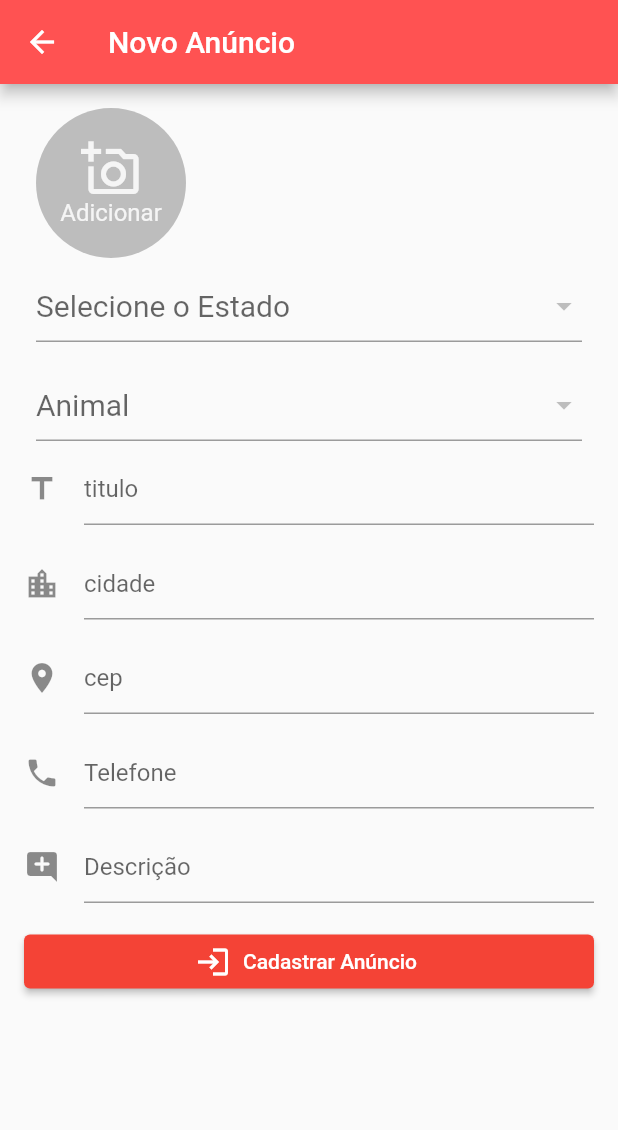
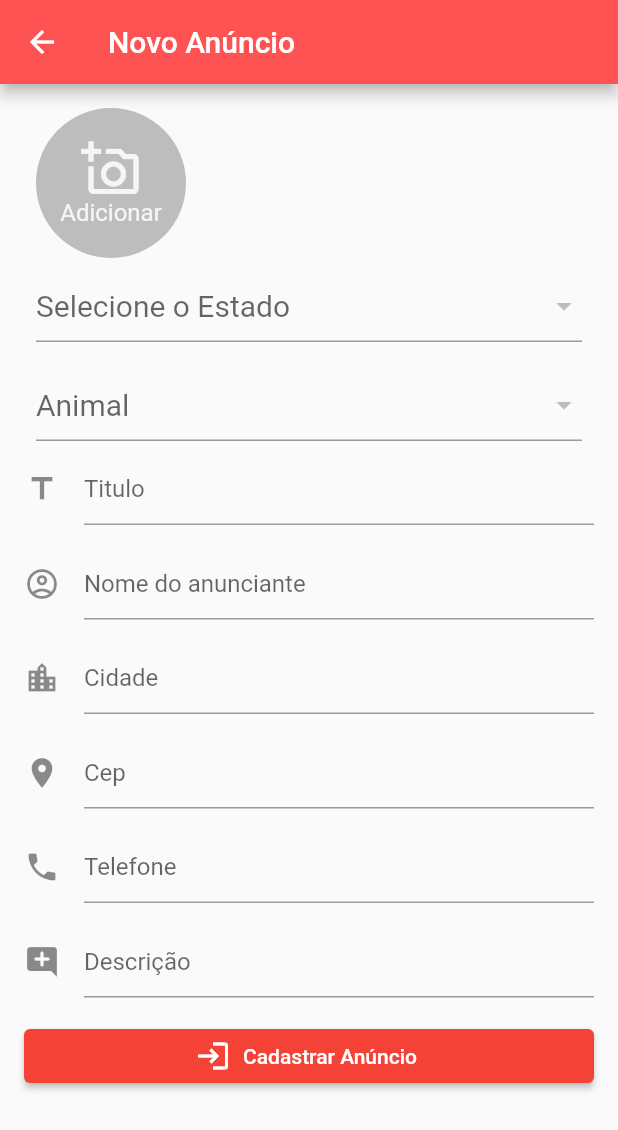
Before and after one commit to Acadi123/pet, a Flutter app: the NovoAnuncio screen opened by its route, on a phone screen of 412 x 824 dp. Shown: the top 1130 px of the screen. Run offline on Flutter 3.47's test engine with Material 2 defaults, Android fonts, the phone set to English and light mode, and no system bars; our stand-ins replace brasil_fields, cloud_firestore, firebase_auth, firebase_core, firebase_storage, image_picker; missing offline and left inert: validadores; accounts and stored records are empty; statements that could not run were skipped.

Commit message:
Atualização final do app

```diff
--- a/pet_happiness_v1/lib/models/Anuncio.dart
+++ b/pet_happiness_v1/lib/models/Anuncio.dart
@@ -14,6 +14,7 @@ class Anuncio{
    String _cep;
    String _telefone;
    String _descricao;
+   String _nome;
    List<String> _fotos;
 
 
@@ -28,6 +29,7 @@ class Anuncio{
      this.cep = documentSnapshot["cep"];
      this.cidade = documentSnapshot["cidade"];
      this.descricao = documentSnapshot["descricao"];
+     this.nome = documentSnapshot["nome"];
      this.fotos = List<String>.from(documentSnapshot["fotos"]);
 
    }
@@ -74,6 +76,8 @@ class Anuncio{
         "telefone" :this.telefone,
         // ignore: unnecessary_statements
         "descricao" :this.descricao,
+
+        "nome" :this.nome,
         // ignore: unnecessary_statements
         "fotos" :this.fotos,
 
@@ -135,4 +139,9 @@ class Anuncio{
   set id(String value) {
     _id = value;
   }
+  String get nome => _nome;
+
+  set nome(String value) {
+    _nome = value;
+  }
 }
--- a/pet_happiness_v1/lib/views/NovoAnuncio.dart
+++ b/pet_happiness_v1/lib/views/NovoAnuncio.dart
@@ -351,10 +351,24 @@ class _NovoAnuncioState extends State<NovoAnuncio> {
                     child: TextFormField(
                         decoration: const InputDecoration(
                             icon: Icon(Icons.title),
-                            hintText: "titulo"
+                            hintText: "Titulo"
                         ),
                         onSaved: (titulo) {
                           _anuncio.titulo = titulo;
+                        }
+
+
+                    ),
+                  ),
+                  Padding(
+                    padding: EdgeInsets.only(bottom: 15),
+                    child: TextFormField(
+                        decoration: const InputDecoration(
+                            icon: Icon(Icons.account_circle_outlined),
+                            hintText: "Nome do anunciante"
+                        ),
+                        onSaved: (nome) {
+                          _anuncio.nome = nome;
                         }
 
 
@@ -377,7 +391,7 @@ class _NovoAnuncioState extends State<NovoAnuncio> {
                     child: TextFormField(
                         decoration: const InputDecoration(
                             icon: Icon(Icons.location_city),
-                            hintText: "cidade"
+                            hintText: "Cidade"
                         ),
                         onSaved: (cidade) {
                           _anuncio.cidade = cidade;
@@ -404,7 +418,7 @@ class _NovoAnuncioState extends State<NovoAnuncio> {
                     child: TextFormField(
                         decoration: const InputDecoration(
                             icon: Icon(Icons.location_on),
-                            hintText: "cep"
+                            hintText: "Cep"
                         ),
                         onSaved: (cep) {
                           _anuncio.cep = cep;
```
Also changed, not shown: pet_happiness_v1/lib/views/DetalhesAnuncio.dart (+19 -0 lines).
